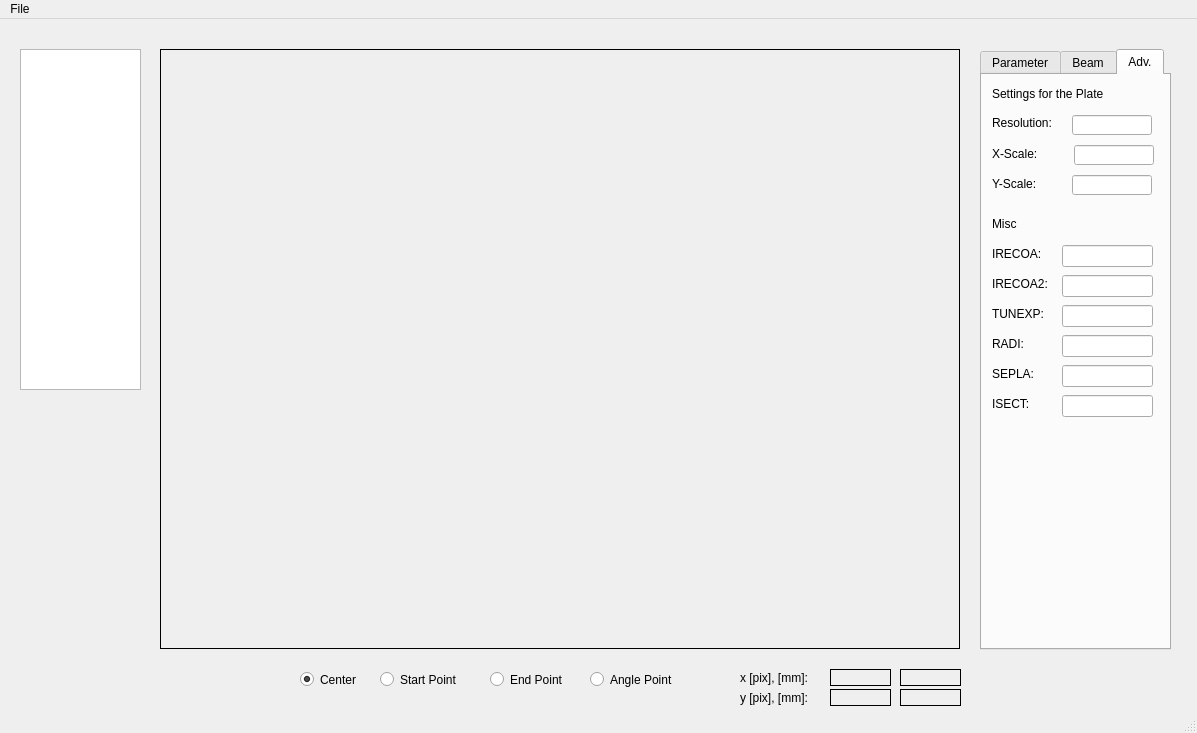
This is mainwindow.ui in twesterm/ged-interface as Qt 5 draws it before an edit. The edited form follows.
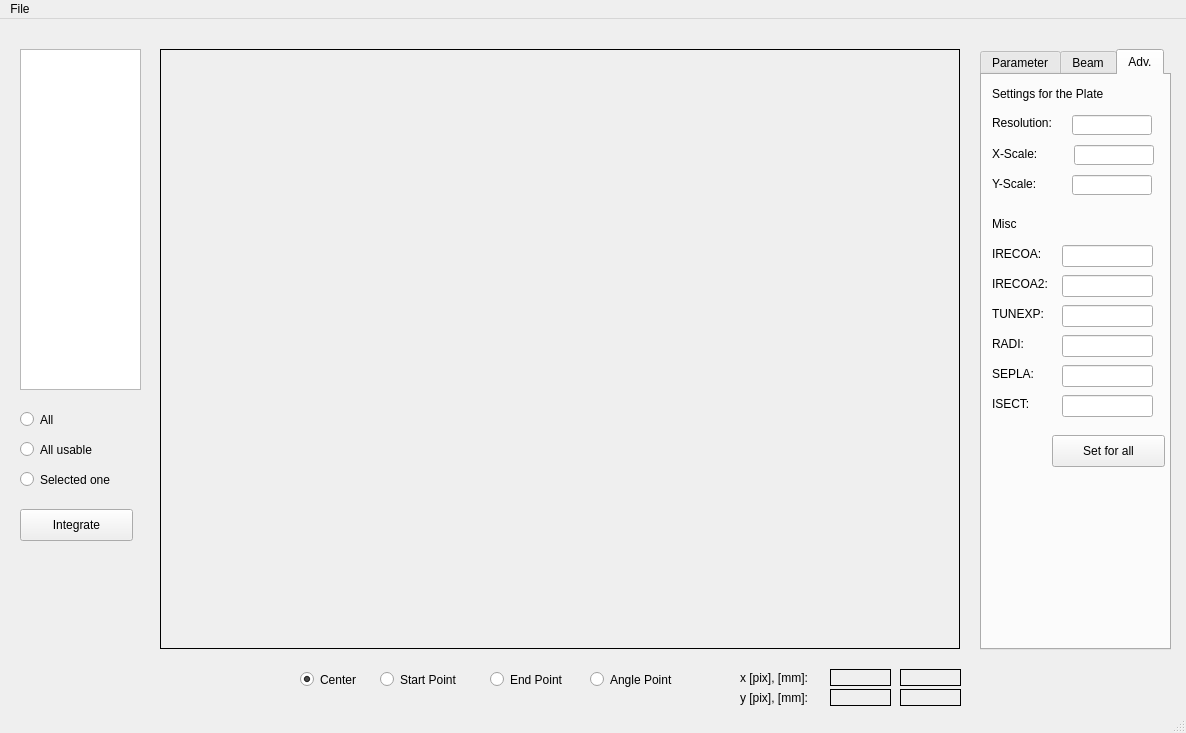
This is the edited form. The open tabs and pages were chosen to show the change.

Commit message: added set for all buttons in Adv and Beam settings

```diff
--- a/mainwindow.ui
+++ b/mainwindow.ui
@@ -6,7 +6,7 @@
    <rect>
     <x>0</x>
     <y>0</y>
-    <width>1197</width>
+    <width>1186</width>
     <height>733</height>
    </rect>
   </property>
@@ -716,6 +716,19 @@
        </rect>
       </property>
      </widget>
+     <widget class="QPushButton" name="AdvPushButton">
+      <property name="geometry">
+       <rect>
+        <x>70</x>
+        <y>360</y>
+        <width>113</width>
+        <height>32</height>
+       </rect>
+      </property>
+      <property name="text">
+       <string>Set for all</string>
+      </property>
+     </widget>
     </widget>
    </widget>
    <widget class="QLabel" name="picLabel">
@@ -910,13 +923,74 @@
      <string>buttonGroup</string>
     </attribute>
    </widget>
+   <widget class="QPushButton" name="IntegratePushButton">
+    <property name="geometry">
+     <rect>
+      <x>20</x>
+      <y>490</y>
+      <width>113</width>
+      <height>32</height>
+     </rect>
+    </property>
+    <property name="text">
+     <string>Integrate</string>
+    </property>
+   </widget>
+   <widget class="QRadioButton" name="IntegrateAllRadioButton">
+    <property name="geometry">
+     <rect>
+      <x>20</x>
+      <y>390</y>
+      <width>101</width>
+      <height>21</height>
+     </rect>
+    </property>
+    <property name="text">
+     <string>All</string>
+    </property>
+    <attribute name="buttonGroup">
+     <string>buttonGroup_2</string>
+    </attribute>
+   </widget>
+   <widget class="QRadioButton" name="IntegrteUsableRadioButton">
+    <property name="geometry">
+     <rect>
+      <x>20</x>
+      <y>420</y>
+      <width>101</width>
+      <height>21</height>
+     </rect>
+    </property>
+    <property name="text">
+     <string>All usable</string>
+    </property>
+    <attribute name="buttonGroup">
+     <string>buttonGroup_2</string>
+    </attribute>
+   </widget>
+   <widget class="QRadioButton" name="IntegrateSelectedRadioButton">
+    <property name="geometry">
+     <rect>
+      <x>20</x>
+      <y>450</y>
+      <width>111</width>
+      <height>21</height>
+     </rect>
+    </property>
+    <property name="text">
+     <string>Selected one</string>
+    </property>
+    <attribute name="buttonGroup">
+     <string>buttonGroup_2</string>
+    </attribute>
+   </widget>
   </widget>
   <widget class="QMenuBar" name="menubar">
    <property name="geometry">
     <rect>
      <x>0</x>
      <y>0</y>
-     <width>1197</width>
+     <width>1186</width>
      <height>22</height>
     </rect>
    </property>
```
Left out of the diff: 16 changed lines with no effect on the pictures. The commit also changes 23 other files.
